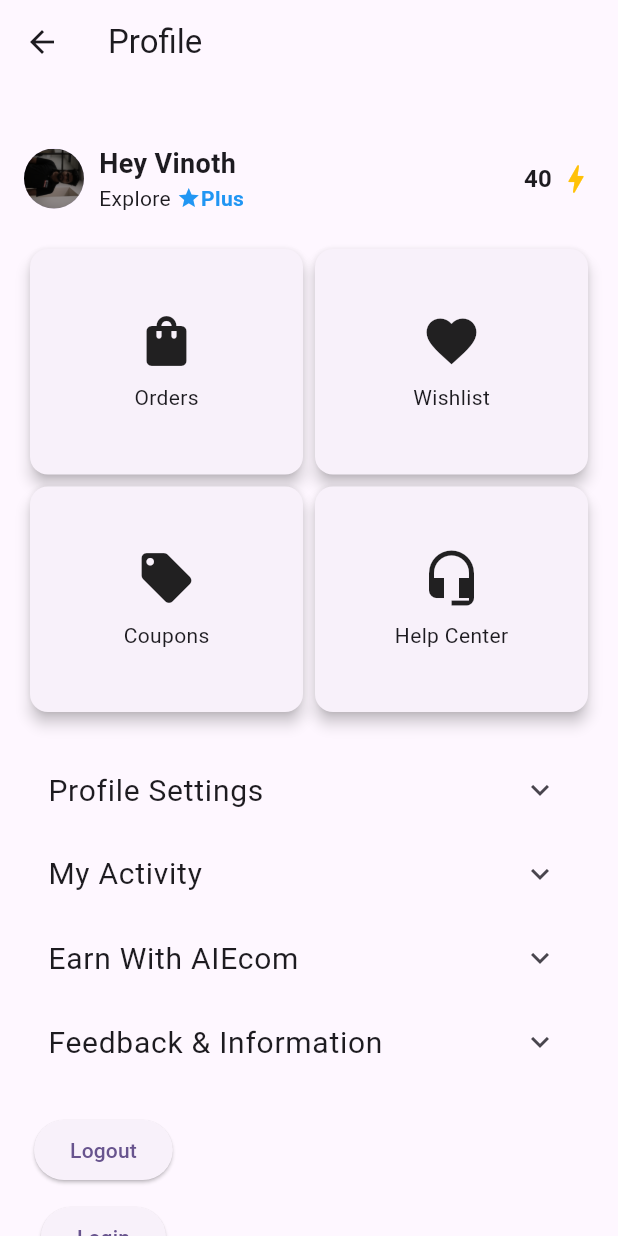
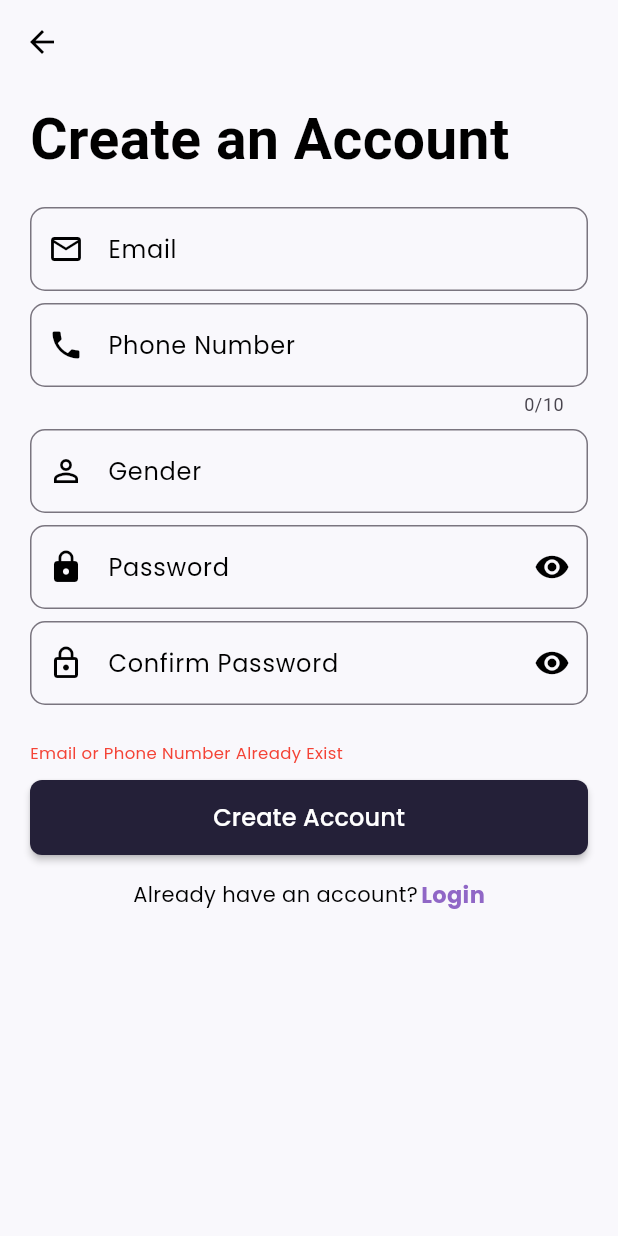
Before and after one commit to Vinoth-Android/cardslider, a Flutter app: the Settings screen opened directly, after a tap on "Login", on a phone screen of 412 x 824 dp. Run offline on Flutter 3.47's test engine with Material 3 defaults, Android fonts, the light colour scheme and no system bars; our stand-ins replace flutter_card_swiper, google_fonts, shimmer; network calls fail; Roboto replaces fonts that are missing (PlayfairDisplayBold).

Commit message:
adding login page

```diff
--- /dev/null
+++ b/lib/pages/settingspage/pages/loginpage.dart
@@ -0,0 +1,187 @@
+import 'package:flutter/material.dart';
+
+class LoginPage extends StatelessWidget {
+  const LoginPage({Key? key}) : super(key: key);
+
+  @override
+  Widget build(BuildContext context) {
+    return Scaffold(
+      backgroundColor: const Color.fromARGB(255, 249, 248, 252),
+      appBar: AppBar(
+        backgroundColor: const Color.fromARGB(255, 249, 248, 252),
+        elevation: 0,
+        leading: IconButton(
+          icon: const Icon(Icons.arrow_back, color: Colors.black),
+          onPressed: () {
+            Navigator.pop(context);
+          },
+        ),
+      ),
+      body: Padding(
+        padding: const EdgeInsets.only(top: 10.0, left: 20.0, right: 20.0),
+        child: Column(
+          crossAxisAlignment: CrossAxisAlignment.start,
+          children: [
+            const Text(
+              'Create an Account',
+              style: TextStyle(
+                fontFamily: 'PlayfairDisplayBold',
+                fontSize: 38,
+                fontWeight: FontWeight.bold,
+                color: Colors.black,
+              ),
+            ),
+            const SizedBox(height: 18.0),
+            const TextFieldContainer(
+              hintText: 'Email',
+              icon: Icons.email_outlined,
+              inputType: TextInputType.emailAddress,
+            ),
+            const TextFieldContainer(
+              hintText: 'Phone Number',
+              icon: Icons.phone,
+              inputType: TextInputType.phone,
+              maxLength: 10,
+            ),
+            const TextFieldContainer(
+              hintText: 'Gender',
+              icon: Icons.person_outline,
+            ),
+            const PasswordFieldContainer(
+              hintText: 'Password',
+              icon: Icons.lock,
+            ),
+            const PasswordFieldContainer(
+              hintText: 'Confirm Password',
+              icon: Icons.lock_outline,
+            ),
+            const SizedBox(height: 16.0),
+            const Text(
+              'Email or Phone Number Already Exist',
+              style: TextStyle(
+                fontSize: 11,
+                color: Colors.red,
+                fontFamily: 'Poppins',
+              ),
+            ),
+            const SizedBox(height: 10.0),
+            MaterialButton(
+              onPressed: () {},
+              color: const Color(0xFF242038),
+              textColor: Colors.white,
+              child: const Text(
+                'Create Account',
+                style: TextStyle(
+                  fontFamily: 'Poppins',
+                  fontSize: 16,
+                ),
+              ),
+              minWidth: double.infinity,
+              height: 50.0,
+              shape: RoundedRectangleBorder(
+                borderRadius: BorderRadius.circular(8.0),
+              ),
+            ),
+            const SizedBox(height: 16.0),
+            Row(
+              mainAxisAlignment: MainAxisAlignment.center,
+              children: [
+                const Text(
+                  'Already have an account?',
+                  style: TextStyle(
+                    fontFamily: 'Poppins',
+                    fontSize: 14,
+                    color: Colors.black,
+                  ),
+                ),
+                const SizedBox(width: 2.0),
+                GestureDetector(
+                  onTap: () {},
+                  child: const Text(
+                    'Login',
+                    style: TextStyle(
+                      fontFamily: 'Poppins',
+                      fontSize: 15,
+                      fontWeight: FontWeight.bold,
+                      color: Color(0xFF9067C6),
+                    ),
+                  ),
+                ),
+              ],
+            ),
+          ],
+        ),
+      ),
+    );
+  }
+}
+
+class TextFieldContainer extends StatelessWidget {
+  final String hintText;
+  final IconData icon;
+  final TextInputType inputType;
+  final int? maxLength;
+
+  const TextFieldContainer({
+    required this.hintText,
+    required this.icon,
+    this.inputType = TextInputType.text,
+    this.maxLength,
+  });
+
+  @override
+  Widget build(BuildContext context) {
+    return Padding(
+      padding: const EdgeInsets.only(bottom: 8.0),
+      child: TextField(
+        keyboardType: inputType,
+        maxLength: maxLength,
+        decoration: InputDecoration(
+          hintText: hintText,
+          hintStyle: const TextStyle(
+            color: Colors.black,
+            fontFamily: 'Poppins',
+          ),
+          prefixIcon: Icon(icon, color: Colors.black),
+          border: OutlineInputBorder(
+            borderRadius: BorderRadius.circular(10.0),
+            borderSide: const BorderSide(color: Colors.black),
+          ),
+        ),
+      ),
+    );
+  }
+}
+
+class PasswordFieldContainer extends StatelessWidget {
+  final String hintText;
+  final IconData icon;
+
+  const PasswordFieldContainer({
+    required this.hintText,
+    required this.icon,
+  });
+
+  @override
+  Widget build(BuildContext context) {
+    return Padding(
+      padding: const EdgeInsets.only(bottom: 8.0),
+      child: TextField(
+        obscureText: true,
+        decoration: InputDecoration(
+          hintText: hintText,
+          hintStyle: const TextStyle(
+            color: Colors.black,
+            fontFamily: 'Poppins',
+          ),
+          prefixIcon: Icon(icon, color: Colors.black),
+          suffixIcon: const Icon(Icons.visibility, color: Colors.black),
+          border: OutlineInputBorder(
+            borderRadius: BorderRadius.circular(10.0),
+            borderSide: const BorderSide(color: Colors.black),
+          ),
+        ),
+      ),
+    );
+  }
+}
--- a/lib/pages/settingspage/settings.dart
+++ b/lib/pages/settingspage/settings.dart
@@ -3,6 +3,7 @@ import 'package:cardslider/pages/orders.dart';
 import 'package:cardslider/pages/settingspage/chatbot.dart';
 import 'package:cardslider/pages/settingspage/pages/address.dart';
 import 'package:cardslider/pages/settingspage/pages/editprofile.dart';
+import 'package:cardslider/pages/settingspage/pages/loginpage.dart';
 import 'package:cardslider/pages/settingspage/pages/notificationsettings.dart';
 import 'package:cardslider/pages/settingspage/wishlist.dart';
 import 'package:flutter/material.dart';
@@ -271,7 +272,14 @@ class _SettingsState extends State<Settings> {
         ),
         const SizedBox(height: 10),
         ElevatedButton(
-          onPressed: () {},
+          onPressed: () {
+            Navigator.push(
+              context,
+              MaterialPageRoute(
+                  builder: (context) =>
+                      const LoginPage()), // Navigate to LoginPage
+            );
+          },
           child: const Text('Login'),
         ),
         const SizedBox(height: 10),
```
